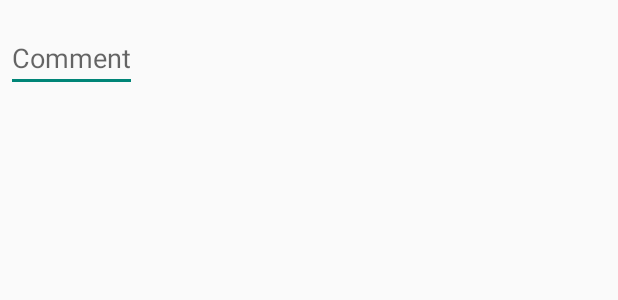
After one commit to Deathgaze738/NappyZap-DriverApp, an Android app: the layout completion_dialog_layout.xml on its own in the app's theme, with its tools: preview values and no code run, on a phone screen of 412 x 824 dp. The commit adds this screen. Shown: the top 300 px of the screen. Run offline under Robolectric (Android 15) with nearby library versions, the phone set to English and light mode, and no system bars; network calls fail.

Commit message:
Sorted all issues.
TODO: Add toasts for Error responses, make system change text fields after a pickup is marked complete, or a new one is requested.

```diff
--- /dev/null
+++ b/app/src/main/res/layout/completion_dialog_layout.xml
@@ -0,0 +1,15 @@
+<LinearLayout xmlns:android="http://schemas.android.com/apk/res/android"
+    android:orientation="vertical"
+    android:layout_width="wrap_content"
+    android:layout_height="wrap_content">
+    <EditText
+        android:id="@+id/commentBox"
+        android:inputType="text"
+        android:layout_width="match_parent"
+        android:layout_height="wrap_content"
+        android:layout_marginTop="16dp"
+        android:layout_marginLeft="4dp"
+        android:layout_marginRight="4dp"
+        android:layout_marginBottom="4dp"
+        android:hint="Comment" />
+</LinearLayout>
```
Also changed, not shown: app/src/main/java/com/example/aaron/nappyzap_driver/CurrentJobFragment.java (+24 -7 lines), app/src/main/java/com/example/aaron/nappyzap_driver/CurrentPickup.java (+10 -3 lines), app/src/main/java/com/example/aaron/nappyzap_driver/completeDialog.java (added, +91 -0 lines), app/src/main/java/com/example/aaron/nappyzap_driver/mainActivity.java (+2 -6 lines), 26 other files.
